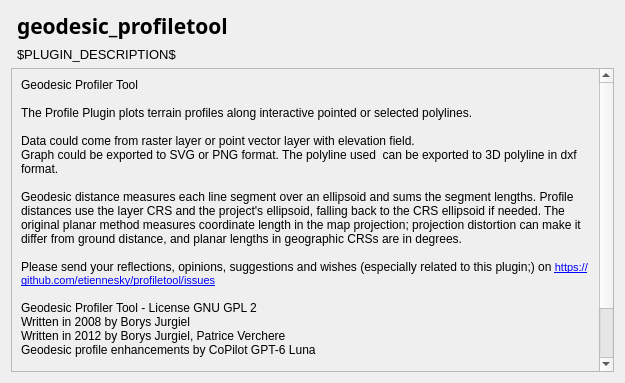
Qt form ui/about.ui (thareUSGS/QGIS-geodesic-profiletool) before a commit.
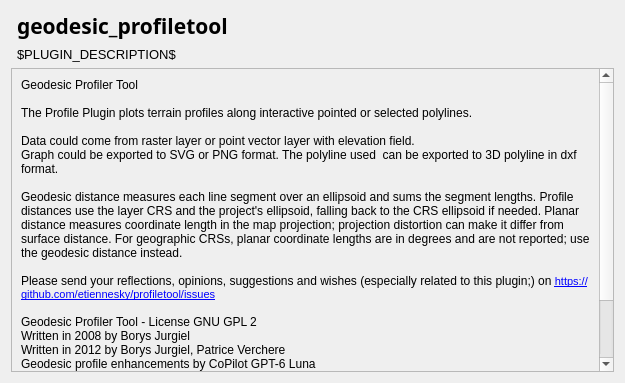
The same form after that commit.

Commit message:
Release geodesic profiler tool v0.9.0
Skip planar distance readouts for geographic coordinate systems.

```diff
--- a/ui/about.ui
+++ b/ui/about.ui
@@ -106,7 +106,7 @@
 &lt;p style=&quot; margin-top:0px; margin-bottom:0px; margin-left:0px; margin-right:0px; -qt-block-indent:0; text-indent:0px;&quot;&gt;&lt;span style=&quot; font-family:'Sans Serif'; font-size:9pt;&quot;&gt;Data could come from raster layer or point vector layer with elevation field.&lt;/span&gt;&lt;/p&gt;
 &lt;p style=&quot; margin-top:0px; margin-bottom:0px; margin-left:0px; margin-right:0px; -qt-block-indent:0; text-indent:0px;&quot;&gt;&lt;span style=&quot; font-family:'Sans Serif'; font-size:9pt;&quot;&gt;Graph could be exported to SVG or PNG format. The polyline used  can be exported to 3D polyline in dxf format.&lt;/span&gt;&lt;/p&gt;
 &lt;p style=&quot;-qt-paragraph-type:empty; margin-top:0px; margin-bottom:0px; margin-left:0px; margin-right:0px; -qt-block-indent:0; text-indent:0px; font-family:'Sans Serif'; font-size:9pt;&quot;&gt;&lt;br /&gt;&lt;/p&gt;
-&lt;p style=&quot; margin-top:0px; margin-bottom:0px; margin-left:0px; margin-right:0px; -qt-block-indent:0; text-indent:0px;&quot;&gt;&lt;span style=&quot; font-family:'Sans Serif'; font-size:9pt;&quot;&gt;Geodesic distance measures each line segment over an ellipsoid and sums the segment lengths. Profile distances use the layer CRS and the project's ellipsoid, falling back to the CRS ellipsoid if needed. The original planar method measures coordinate length in the map projection; projection distortion can make it differ from ground distance, and planar lengths in geographic CRSs are in degrees.&lt;/span&gt;&lt;/p&gt;
+&lt;p style=&quot; margin-top:0px; margin-bottom:0px; margin-left:0px; margin-right:0px; -qt-block-indent:0; text-indent:0px;&quot;&gt;&lt;span style=&quot; font-family:'Sans Serif'; font-size:9pt;&quot;&gt;Geodesic distance measures each line segment over an ellipsoid and sums the segment lengths. Profile distances use the layer CRS and the project's ellipsoid, falling back to the CRS ellipsoid if needed. Planar distance measures coordinate length in the map projection; projection distortion can make it differ from surface distance. For geographic CRSs, planar coordinate lengths are in degrees and are not reported; use the geodesic distance instead.&lt;/span&gt;&lt;/p&gt;
 &lt;p style=&quot;-qt-paragraph-type:empty; margin-top:0px; margin-bottom:0px; margin-left:0px; margin-right:0px; -qt-block-indent:0; text-indent:0px; font-family:'Sans Serif'; font-size:9pt;&quot;&gt;&lt;br /&gt;&lt;/p&gt;
 &lt;p style=&quot; margin-top:0px; margin-bottom:0px; margin-left:0px; margin-right:0px; -qt-block-indent:0; text-indent:0px;&quot;&gt;&lt;span style=&quot; font-family:'Sans Serif'; font-size:9pt;&quot;&gt;Please send your reflections, opinions, suggestions and wishes (especially related to this plugin;) on &lt;/span&gt;&lt;a href=&quot;https://github.com/etiennesky/profiletool/issues&quot;&gt;&lt;span style=&quot; text-decoration: underline; color:#0000ff;&quot;&gt;https://github.com/etiennesky/profiletool/issues&lt;/span&gt;&lt;/a&gt;&lt;/p&gt;
 &lt;p style=&quot;-qt-paragraph-type:empty; margin-top:0px; margin-bottom:0px; margin-left:0px; margin-right:0px; -qt-block-indent:0; text-indent:0px; font-family:'Sans'; font-size:9pt;&quot;&gt;&lt;br /&gt;&lt;/p&gt;
```
The commit also changes 4 other files.
